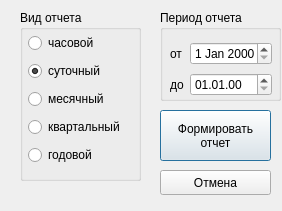
Old version of the form reportsetup.ui in the repository breton75/oprichnik_po_arm.
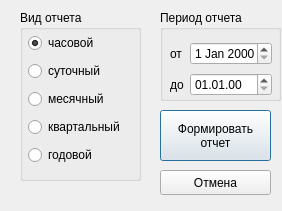
New version of the form.

What changed in the file:
```diff
--- a/reportsetup.ui
+++ b/reportsetup.ui
@@ -124,7 +124,7 @@
         <string>часовой</string>
        </property>
        <property name="checked">
-        <bool>false</bool>
+        <bool>true</bool>
        </property>
       </widget>
      </item>
@@ -134,7 +134,7 @@
         <string>суточный</string>
        </property>
        <property name="checked">
-        <bool>true</bool>
+        <bool>false</bool>
        </property>
       </widget>
      </item>
```
